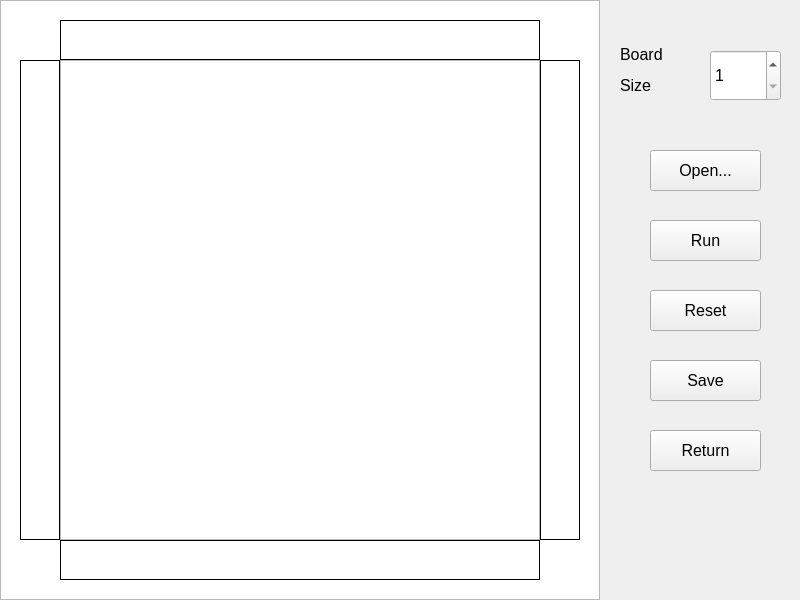
Before: the Qt Designer form ui/main_ui.ui in bvuongle/Pyramids, drawn with Qt 5.
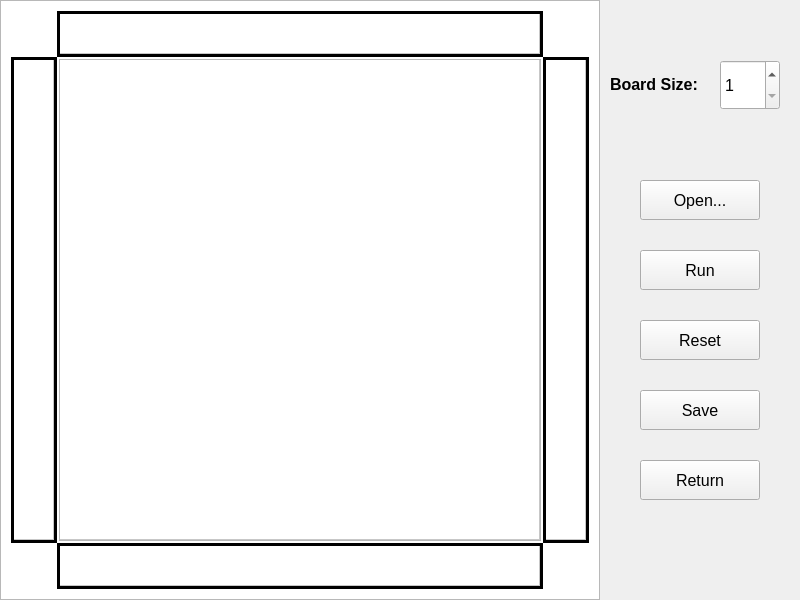
After: the same form once the commit is applied. The open tabs and pages were chosen to show the change.

The edit to the form file:
```diff
--- a/ui/main_ui.ui
+++ b/ui/main_ui.ui
@@ -187,12 +187,20 @@
      <widget class="QTableWidget" name="ansTable">
       <property name="geometry">
        <rect>
-        <x>60</x>
-        <y>60</y>
-        <width>480</width>
-        <height>480</height>
+        <x>59</x>
+        <y>59</y>
+        <width>482</width>
+        <height>482</height>
        </rect>
       </property>
+      <property name="font">
+       <font>
+        <pointsize>13</pointsize>
+        <weight>75</weight>
+        <italic>false</italic>
+        <bold>true</bold>
+       </font>
+      </property>
       <property name="focusPolicy">
        <enum>Qt::NoFocus</enum>
       </property>
@@ -203,7 +211,7 @@
        <enum>QFrame::Plain</enum>
       </property>
       <property name="lineWidth">
-       <number>2</number>
+       <number>3</number>
       </property>
       <property name="verticalScrollBarPolicy">
        <enum>Qt::ScrollBarAlwaysOff</enum>
@@ -235,9 +243,6 @@
       <attribute name="horizontalHeaderDefaultSectionSize">
        <number>480</number>
       </attribute>
-      <attribute name="horizontalHeaderShowSortIndicator" stdset="0">
-       <bool>false</bool>
-      </attribute>
       <attribute name="horizontalHeaderStretchLastSection">
        <bool>false</bool>
       </attribute>
@@ -259,12 +264,17 @@
      <widget class="QTableWidget" name="hintRight">
       <property name="geometry">
        <rect>
-        <x>20</x>
-        <y>60</y>
-        <width>40</width>
-        <height>480</height>
+        <x>11</x>
+        <y>57</y>
+        <width>46</width>
+        <height>486</height>
        </rect>
       </property>
+      <property name="font">
+       <font>
+        <pointsize>13</pointsize>
+       </font>
+      </property>
       <property name="focusPolicy">
        <enum>Qt::ClickFocus</enum>
       </property>
@@ -278,7 +288,7 @@
        <enum>QFrame::Plain</enum>
       </property>
       <property name="lineWidth">
-       <number>1</number>
+       <number>3</number>
       </property>
       <property name="verticalScrollBarPolicy">
        <enum>Qt::ScrollBarAlwaysOff</enum>
@@ -287,7 +297,7 @@
        <enum>Qt::ScrollBarAlwaysOff</enum>
       </property>
       <property name="sizeAdjustPolicy">
-       <enum>QAbstractScrollArea::AdjustToContentsOnFirstShow</enum>
+       <enum>QAbstractScrollArea::AdjustToContents</enum>
       </property>
       <property name="autoScroll">
        <bool>false</bool>
@@ -296,7 +306,10 @@
        <set>QAbstractItemView::AnyKeyPressed|QAbstractItemView::DoubleClicked|QAbstractItemView::EditKeyPressed|QAbstractItemView::SelectedClicked</set>
       </property>
       <property name="textElideMode">
-       <enum>Qt::ElideMiddle</enum>
+       <enum>Qt::ElideRight</enum>
+      </property>
+      <property name="showGrid">
+       <bool>true</bool>
       </property>
       <property name="rowCount">
        <number>1</number>
@@ -331,6 +344,9 @@
       <row/>
       <column/>
       <item row="0" column="0">
+       <property name="text">
+        <string/>
+       </property>
        <property name="textAlignment">
         <set>AlignCenter</set>
        </property>
@@ -339,12 +355,17 @@
      <widget class="QTableWidget" name="hintTop">
       <property name="geometry">
        <rect>
-        <x>60</x>
-        <y>20</y>
-        <width>480</width>
-        <height>40</height>
+        <x>57</x>
+        <y>11</y>
+        <width>486</width>
+        <height>46</height>
        </rect>
       </property>
+      <property name="font">
+       <font>
+        <pointsize>13</pointsize>
+       </font>
+      </property>
       <property name="focusPolicy">
        <enum>Qt::ClickFocus</enum>
       </property>
@@ -358,7 +379,7 @@
        <enum>QFrame::Plain</enum>
       </property>
       <property name="lineWidth">
-       <number>1</number>
+       <number>3</number>
       </property>
       <property name="verticalScrollBarPolicy">
        <enum>Qt::ScrollBarAlwaysOff</enum>
@@ -367,7 +388,7 @@
        <enum>Qt::ScrollBarAlwaysOff</enum>
       </property>
       <property name="sizeAdjustPolicy">
-       <enum>QAbstractScrollArea::AdjustToContentsOnFirstShow</enum>
+       <enum>QAbstractScrollArea::AdjustToContents</enum>
       </property>
       <property name="autoScroll">
        <bool>false</bool>
@@ -411,6 +432,9 @@
       <row/>
       <column/>
       <item row="0" column="0">
+       <property name="text">
+        <string/>
+       </property>
        <property name="textAlignment">
         <set>AlignCenter</set>
        </property>
@@ -419,12 +443,17 @@
      <widget class="QTableWidget" name="hintBot">
       <property name="geometry">
        <rect>
-        <x>60</x>
-        <y>540</y>
-        <width>480</width>
-        <height>40</height>
+        <x>57</x>
+        <y>543</y>
+        <width>486</width>
+        <height>46</height>
        </rect>
       </property>
+      <property name="font">
+       <font>
+        <pointsize>13</pointsize>
+       </font>
+      </property>
       <property name="focusPolicy">
        <enum>Qt::ClickFocus</enum>
       </property>
@@ -435,7 +464,7 @@
        <enum>QFrame::Plain</enum>
       </property>
       <property name="lineWidth">
-       <number>1</number>
+       <number>3</number>
       </property>
       <property name="verticalScrollBarPolicy">
        <enum>Qt::ScrollBarAlwaysOff</enum>
@@ -444,7 +473,7 @@
        <enum>Qt::ScrollBarAlwaysOff</enum>
       </property>
       <property name="sizeAdjustPolicy">
-       <enum>QAbstractScrollArea::AdjustToContentsOnFirstShow</enum>
+       <enum>QAbstractScrollArea::AdjustToContents</enum>
       </property>
       <property name="editTriggers">
        <set>QAbstractItemView::AnyKeyPressed|QAbstractItemView::DoubleClicked|QAbstractItemView::EditKeyPressed|QAbstractItemView::SelectedClicked</set>
@@ -490,12 +519,17 @@
      <widget class="QTableWidget" name="hintLeft">
       <property name="geometry">
        <rect>
-        <x>540</x>
-        <y>60</y>
-        <width>40</width>
-        <height>480</height>
+        <x>543</x>
+        <y>57</y>
+        <width>46</width>
+        <height>486</height>
        </rect>
       </property>
+      <property name="font">
+       <font>
+        <pointsize>13</pointsize>
+       </font>
+      </property>
       <property name="focusPolicy">
        <enum>Qt::ClickFocus</enum>
       </property>
@@ -506,7 +540,7 @@
        <enum>QFrame::Plain</enum>
       </property>
       <property name="lineWidth">
-       <number>1</number>
+       <number>3</number>
       </property>
       <property name="verticalScrollBarPolicy">
        <enum>Qt::ScrollBarAlwaysOff</enum>
@@ -515,7 +549,7 @@
        <enum>Qt::ScrollBarAlwaysOff</enum>
       </property>
       <property name="sizeAdjustPolicy">
-       <enum>QAbstractScrollArea::AdjustToContentsOnFirstShow</enum>
+       <enum>QAbstractScrollArea::AdjustToContents</enum>
       </property>
       <property name="autoScroll">
        <bool>false</bool>
@@ -564,26 +598,26 @@
      <widget class="QSpinBox" name="sizeBoard">
       <property name="geometry">
        <rect>
-        <x>710</x>
-        <y>50</y>
-        <width>71</width>
-        <height>51</height>
+        <x>720</x>
+        <y>60</y>
+        <width>60</width>
+        <height>50</height>
        </rect>
       </property>
       <property name="minimum">
        <number>1</number>
       </property>
       <property name="maximum">
-       <number>20</number>
+       <number>15</number>
       </property>
      </widget>
      <widget class="QPushButton" name="reset_btn">
       <property name="geometry">
        <rect>
-        <x>650</x>
-        <y>290</y>
-        <width>111</width>
-        <height>41</height>
+        <x>640</x>
+        <y>320</y>
+        <width>120</width>
+        <height>40</height>
        </rect>
       </property>
       <property name="text">
@@ -593,10 +627,10 @@
      <widget class="QPushButton" name="run_btn">
       <property name="geometry">
        <rect>
-        <x>650</x>
-        <y>220</y>
-        <width>111</width>
-        <height>41</height>
+        <x>640</x>
+        <y>250</y>
+        <width>120</width>
+        <height>40</height>
        </rect>
       </property>
       <property name="text">
@@ -606,10 +640,10 @@
      <widget class="QPushButton" name="returnS_btn">
       <property name="geometry">
        <rect>
-        <x>650</x>
-        <y>430</y>
-        <width>111</width>
-        <height>41</height>
+        <x>640</x>
+        <y>460</y>
+        <width>120</width>
+        <height>40</height>
        </rect>
       </property>
       <property name="text">
@@ -619,26 +653,32 @@
      <widget class="QLabel" name="label_size">
       <property name="geometry">
        <rect>
-        <x>620</x>
-        <y>40</y>
-        <width>81</width>
-        <height>61</height>
+        <x>610</x>
+        <y>55</y>
+        <width>100</width>
+        <height>60</height>
        </rect>
       </property>
+      <property name="font">
+       <font>
+        <weight>75</weight>
+        <bold>true</bold>
+       </font>
+      </property>
       <property name="lineWidth">
        <number>1</number>
       </property>
       <property name="text">
-       <string>&lt;html&gt;&lt;head/&gt;&lt;body&gt;&lt;p&gt;Board&lt;/p&gt;&lt;p&gt;Size&lt;/p&gt;&lt;/body&gt;&lt;/html&gt;</string>
+       <string>&lt;html&gt;&lt;head/&gt;&lt;body&gt;&lt;p&gt;Board Size:&lt;/p&gt;&lt;/body&gt;&lt;/html&gt;</string>
       </property>
      </widget>
      <widget class="QPushButton" name="openf_btn">
       <property name="geometry">
        <rect>
-        <x>650</x>
-        <y>150</y>
-        <width>111</width>
-        <height>41</height>
+        <x>640</x>
+        <y>180</y>
+        <width>120</width>
+        <height>40</height>
        </rect>
       </property>
       <property name="text">
@@ -648,10 +688,10 @@
      <widget class="QPushButton" name="save_btn">
       <property name="geometry">
        <rect>
-        <x>650</x>
-        <y>360</y>
-        <width>111</width>
-        <height>41</height>
+        <x>640</x>
+        <y>390</y>
+        <width>120</width>
+        <height>40</height>
        </rect>
       </property>
       <property name="text">
```
Left out of the diff: 103 changed lines with no effect on the pictures.
